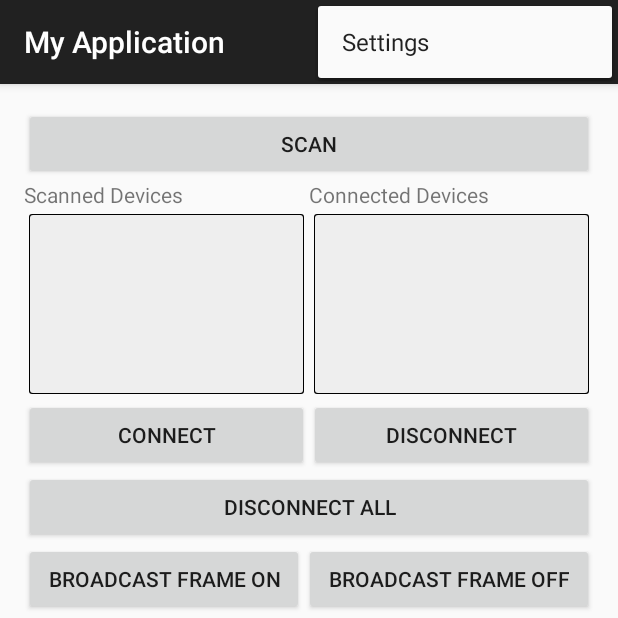
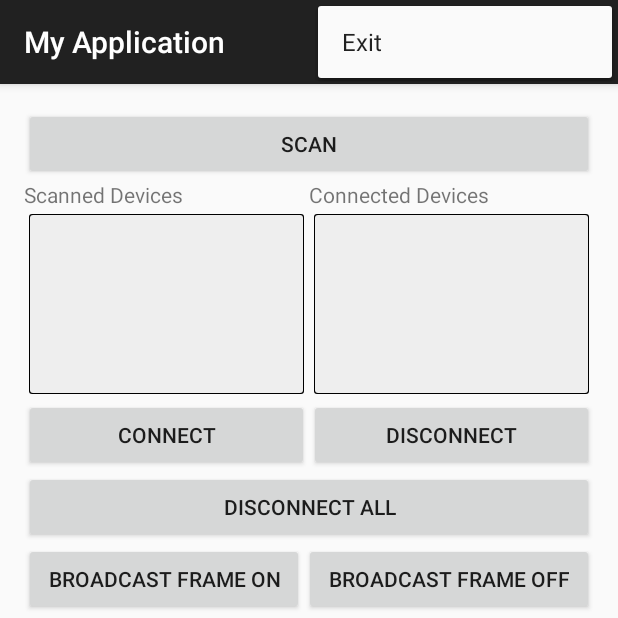
Before and after one commit to Integreight/1Sheeld-Android-SDK, an Android app: the screen it shows after launch (MainActivity), with the options menu open, on a phone screen of 412 x 824 dp, the top half of it. Run offline under Robolectric (Android 15) with nearby library versions, the phone set to English and light mode, and no system bars.

Commit message:
changed settings menubar item to exit

```diff
--- a/myapplication/src/main/java/com/integreight/onesheeld/myapplication/MainActivity.java
+++ b/myapplication/src/main/java/com/integreight/onesheeld/myapplication/MainActivity.java
@@ -274,7 +274,7 @@ public class MainActivity extends ActionBarActivity {
         int id = item.getItemId();
 
         //noinspection SimplifiableIfStatement
-        if (id == R.id.action_settings) {
+        if (id == R.id.action_exit) {
             finish();
             return true;
         }
--- a/myapplication/src/main/res/menu/menu_main.xml
+++ b/myapplication/src/main/res/menu/menu_main.xml
@@ -1,6 +1,6 @@
 <menu xmlns:android="http://schemas.android.com/apk/res/android"
     xmlns:app="http://schemas.android.com/apk/res-auto"
     xmlns:tools="http://schemas.android.com/tools" tools:context=".MainActivity">
-    <item android:id="@+id/action_settings" android:title="@string/action_settings"
+    <item android:id="@+id/action_exit" android:title="@string/action_exit"
         android:orderInCategory="100" app:showAsAction="never" />
 </menu>
--- a/myapplication/src/main/res/values/strings.xml
+++ b/myapplication/src/main/res/values/strings.xml
@@ -2,5 +2,5 @@
     <string name="app_name">My Application</string>
 
     <string name="hello_world">Hello world!</string>
-    <string name="action_settings">Settings</string>
+    <string name="action_exit">Exit</string>
 </resources>
```
